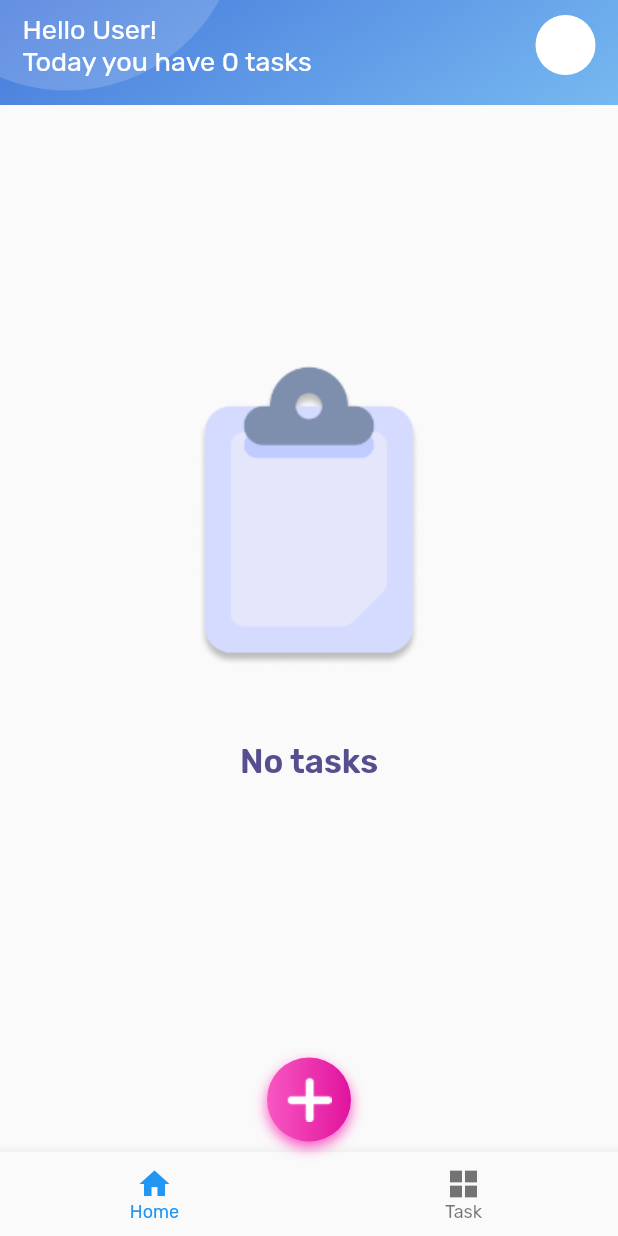
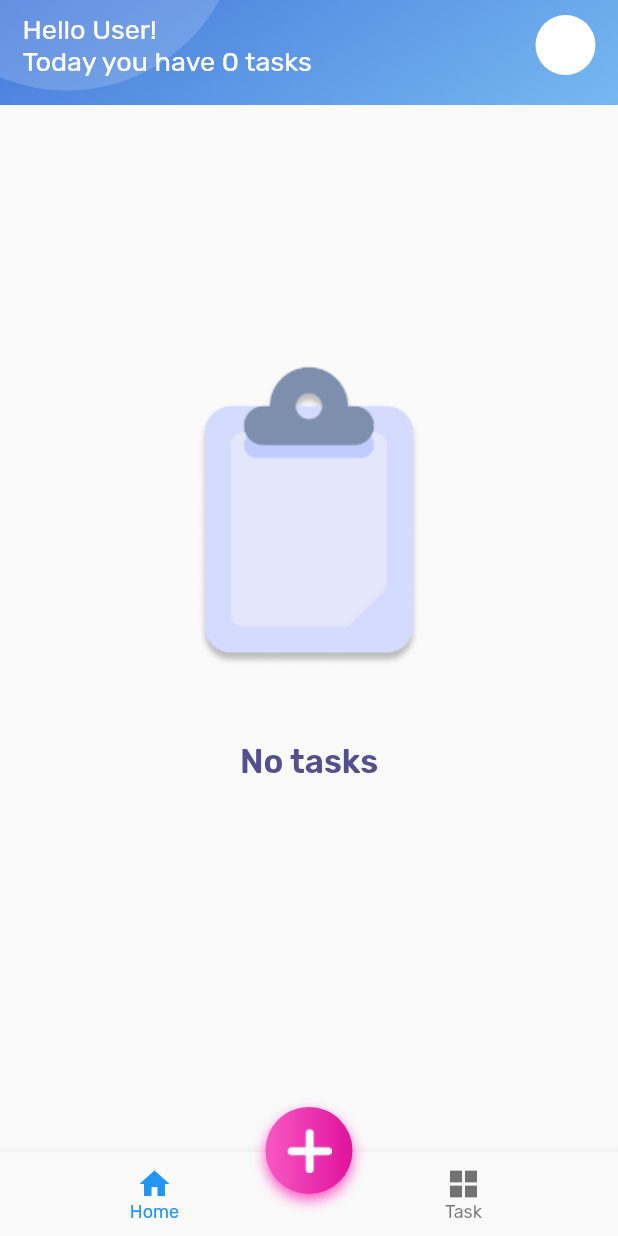
Before and after one commit to alpjamal/todo_app, a Flutter app: the HomeScreen screen opened directly, on a phone screen of 412 x 824 dp. Run offline on Flutter 3.47's test engine with Material 2 defaults, Android fonts, the phone set to English and light mode, and no system bars; drawn by our look-alikes of sliding_up_panel; our stand-ins replace cloud_firestore, equatable, firebase_core, flutter_bloc, flutter_slidable, shared_preferences; accounts and stored records are empty.

Commit message:
added firebase for android

```diff
--- a/lib/data/todo_category/category_bloc.dart
+++ b/lib/data/blocs/todo_category/category_bloc.dart
@@ -6,7 +6,7 @@ import 'package:flutter_bloc/flutter_bloc.dart';
 import 'package:equatable/equatable.dart';
 import 'package:todo_app/data/models/todo.dart';
 import 'package:todo_app/data/models/todo_category.dart';
-import 'package:todo_app/data/todos/todos_bloc.dart';
+import 'package:todo_app/data/blocs/todos/todos_bloc.dart';
 
 part 'category_event.dart';
 part 'category_state.dart';
--- a/lib/data/todos/todos_bloc.dart
+++ b/lib/data/blocs/todos/todos_bloc.dart
@@ -1,12 +1,15 @@
 import 'package:flutter_bloc/flutter_bloc.dart';
 import 'package:equatable/equatable.dart';
+import 'package:todo_app/data/repository/todos_repo.dart';
 
-import '../models/todo.dart';
+import '../../models/todo.dart';
 
 part 'todos_event.dart';
 part 'todos_state.dart';
 
 class TodosBloc extends Bloc<TodosEvent, TodosState> {
+  final TodosRepo _repo = TodosRepo();
+
   TodosBloc() : super(TodosLoading()) {
     on<LoadTodos>(_loadTodos);
     on<AddTodo>(_addTodo);
@@ -25,20 +28,21 @@ class TodosBloc extends Bloc<TodosEvent, TodosState> {
         alertTodo = null;
       }
     }
-
     return alertTodo;
   }
 
   _loadTodos(LoadTodos event, Emitter<TodosState> emit) async {
     await Future.delayed(Duration(seconds: 1));
-    _todos = event.todos;
-    emit(TodosLoaded(todos: event.todos));
+    List<Todo> todos = await _repo.getTodos();
+    _todos = todos;
+    emit(TodosLoaded(todos: todos));
   }
 
-  _addTodo(AddTodo event, Emitter<TodosState> emit) {
+  _addTodo(AddTodo event, Emitter<TodosState> emit) async {
     final state = this.state;
     if (state is TodosLoaded) {
       _todos = List.from(state.todos)..add(event.todo);
+      await _repo.addTodo(event.todo);
       emit(TodosLoaded(todos: List.from(state.todos)..add(event.todo)));
     }
   }
--- a/lib/data/color_cubit/color_cubit.dart
+++ b/lib/data/cubits/color_cubit/color_cubit.dart
@@ -2,7 +2,7 @@ import 'package:flutter/material.dart';
 import 'package:flutter_bloc/flutter_bloc.dart';
 import 'package:equatable/equatable.dart';
 import 'package:todo_app/data/models/todo_category.dart';
-import '../../utils/constants.dart';
+import '/../../utils/constants.dart';
 part 'color_state.dart';
 
 class ColorCubit extends Cubit<ColorState> {
--- a/lib/data/panel/panel_cubit.dart
+++ b/lib/data/cubits/panel/panel_cubit.dart
@@ -1,3 +1,5 @@
+import 'dart:io';
+
 import 'package:flutter_bloc/flutter_bloc.dart';
 import 'package:sliding_up_panel/sliding_up_panel.dart';
 import 'package:todo_app/utils/constants.dart';
@@ -7,7 +9,7 @@ part 'panel_state.dart';
 class TodoPanelCubit extends Cubit<TodoPanelState> {
   TodoPanelCubit() : super(TodoPanelInitial());
 
-  double _fabBottomPadding = TodoSize.fabBottomPadding;
+  double _fabBottomPadding = Platform.isIOS ? TodoSize.iOSfabBottomPad : TodoSize.androidFabBottomPad;
 
   getFabBottomPadding(double value) {
     return _fabBottomPadding + value * 0.735;
@@ -20,7 +22,8 @@ class TodoPanelCubit extends Cubit<TodoPanelState> {
   get panelController => _panelController;
 
   onPanelSlide(position) {
-    _fabBottomPadding = position * TodoSize.panelMaxHeight + TodoSize.fabBottomPadding;
+    double height = Platform.isIOS ? TodoSize.iOSfabBottomPad : TodoSize.androidFabBottomPad;
+    _fabBottomPadding = position * TodoSize.panelMaxHeight + height;
     emit(TodoPanelChange());
   }
 
--- a/lib/data/prefs/prefs_cubit.dart
+++ b/lib/data/cubits/prefs/prefs_cubit.dart
@@ -1,7 +1,7 @@
 import 'package:flutter_bloc/flutter_bloc.dart';
 import 'package:shared_preferences/shared_preferences.dart';
 
-import '../../utils/constants.dart';
+import '../../../utils/constants.dart';
 
 
 
--- a/lib/utils/constants.dart
+++ b/lib/utils/constants.dart
@@ -58,7 +58,8 @@ class TodoRadius {
 
 class TodoSize {
   static const double panelMaxHeight = 370;
-  static const double fabBottomPadding = 63;
+  static const double iOSfabBottomPad = 63;
+  static const double androidFabBottomPad = 28;
   static const double appBarNoAlert = 70;
   static const double appBarAlert = 200;
 }
--- a/lib/widgets/floating_btn.dart
+++ b/lib/widgets/floating_btn.dart
@@ -7,16 +7,15 @@ class GradientFloatingBtn extends StatelessWidget {
 
   @override
   Widget build(BuildContext context) {
-    return DecoratedBox(
-      decoration: BoxDecoration(
-        gradient: LinearGradient(colors: [TodoColor.fltLight, TodoColor.fltDark]),
-        shape: BoxShape.circle,
-        boxShadow: [TodoShadow.floatingBtn],
-      ),
-      child: FloatingActionButton(
-        backgroundColor: Colors.transparent,
-        elevation: 0,
-        onPressed: onPressed,
+    return GestureDetector(
+      onTap: onPressed,
+      child: Container(
+        padding: EdgeInsets.all(14),
+        decoration: BoxDecoration(
+          gradient: LinearGradient(colors: [TodoColor.fltLight, TodoColor.fltDark]),
+          shape: BoxShape.circle,
+          boxShadow: [TodoShadow.floatingBtn],
+        ),
         child: icon ?? Image.asset(TodoIcon.add, cacheHeight: 30),
       ),
     );
--- a/pubspec.yaml
+++ b/pubspec.yaml
@@ -18,6 +18,9 @@ dependencies:
   sliding_up_panel: ^2.0.0+1
   intl: ^0.18.0
   flutter_slidable: ^2.0.0
+  cloud_firestore: ^4.4.5
+  dio: ^5.0.3
+  firebase_core: ^2.8.0
 
 dev_dependencies:
   flutter_test:
```
Also changed, not shown: lib/data/repository/todos_repo.dart (added, +42 -0 lines), lib/main.dart (+9 -15 lines), lib/data/blocs/todo_category/category_event.dart (renamed from lib/data/todo_category/category_event.dart), lib/data/blocs/todo_category/category_state.dart (renamed from lib/data/todo_category/category_state.dart), lib/data/blocs/todos/todos_event.dart (renamed from lib/data/todos/todos_event.dart), lib/data/blocs/todos/todos_state.dart (renamed from lib/data/todos/todos_state.dart), lib/data/cubits/color_cubit/color_state.dart (renamed from lib/data/color_cubit/color_state.dart), lib/data/cubits/navbar/navbar_cubit.dart (renamed from lib/data/navbar/navbar_cubit.dart), lib/data/cubits/navbar/navbar_state.dart (renamed from lib/data/navbar/navbar_state.dart), lib/data/cubits/panel/panel_state.dart (renamed from lib/data/panel/panel_state.dart), lib/data/cubits/prefs/prefs_state.dart (renamed from lib/data/prefs/prefs_state.dart), pubspec.lock, 7 other files.
